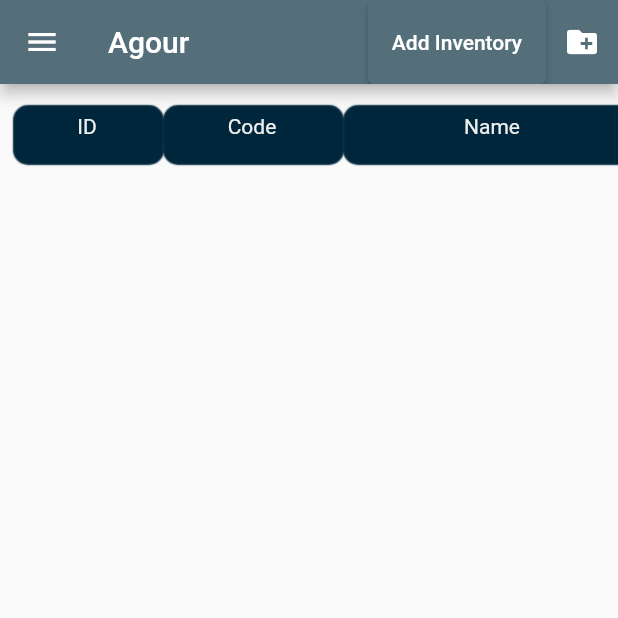
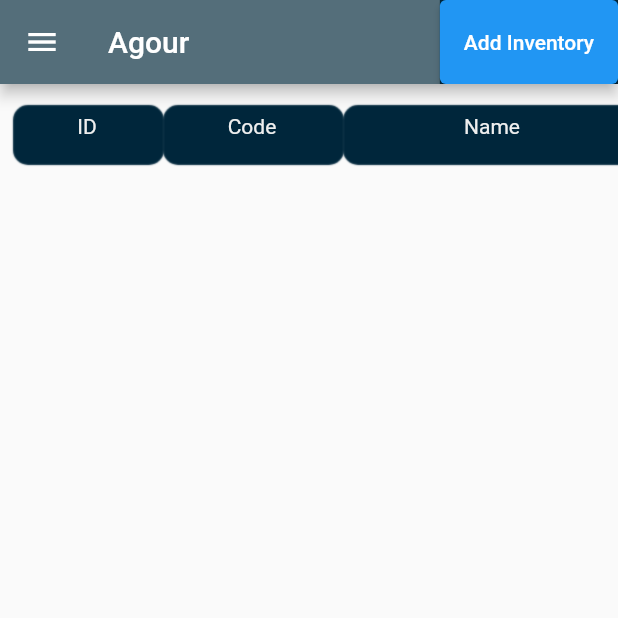
Before and after one commit to hardikjoshi1305/inventory_app, a Flutter app: the Inventory screen opened directly, on a phone screen of 412 x 824 dp, the top half of it. Run offline on Flutter 3.47's test engine with Material 2 defaults, Android fonts, the phone set to English and light mode, and no system bars; our stand-ins replace file_picker, fluttertoast, get, internet_connection_checker, permission_handler, shared_preferences and 1 more; accounts and stored records are empty; network calls fail.

Commit message:
inventory update

```diff
--- a/lib/Component/UserListWidget.dart
+++ b/lib/Component/UserListWidget.dart
@@ -10,8 +10,7 @@ class UserListWidget extends StatelessWidget {
 
   @override
   Widget build(BuildContext context) {
-    return Container(
-      child: Row(
+    return Row(
         children: [
           Container(
             width: 100,
@@ -138,8 +137,7 @@ class UserListWidget extends StatelessWidget {
             ),
           ),
         ],
-      ),
-    );
+      );
     // Card(
     //   elevation: 7,
     //   margin: EdgeInsets.only(top: 16, left: 16, right: 16),
--- /dev/null
+++ b/lib/Model/AddInventoryResponse.dart
@@ -0,0 +1,89 @@
+// To parse this JSON data, do
+//
+//     final addInventorylResponse = addInventorylResponseFromJson(jsonString);
+
+import 'dart:convert';
+
+AddInventorylResponse addInventorylResponseFromJson(String str) => AddInventorylResponse.fromJson(json.decode(str));
+
+String addInventorylResponseToJson(AddInventorylResponse data) => json.encode(data.toJson());
+
+class AddInventorylResponse {
+  AddInventorylResponse({
+    this.data,
+    this.succes,
+    this.message,
+  });
+
+  Data data;
+  bool succes;
+  String message;
+
+  factory AddInventorylResponse.fromJson(Map<String, dynamic> json) => AddInventorylResponse(
+    data: Data.fromJson(json["data"]),
+    succes: json["succes"],
+    message: json["message"],
+  );
+
+  Map<String, dynamic> toJson() => {
+    "data": data.toJson(),
+    "succes": succes,
+    "message": message,
+  };
+}
+
+class Data {
+  Data({
+    this.code,
+    this.name,
+    this.serialNo,
+    this.pxNo,
+    this.machine,
+    this.location,
+    this.remark,
+    this.statusId,
+    this.updatedAt,
+    this.createdAt,
+    this.id,
+  });
+
+  String code;
+  String name;
+  String serialNo;
+  String pxNo;
+  String machine;
+  String location;
+  String remark;
+  String statusId;
+  DateTime updatedAt;
+  DateTime createdAt;
+  int id;
+
+  factory Data.fromJson(Map<String, dynamic> json) => Data(
+    code: json["code"],
+    name: json["name"],
+    serialNo: json["serial_no"],
+    pxNo: json["px_no"],
+    machine: json["machine"],
+    location: json["location"],
+    remark: json["remark"],
+    statusId: json["status_id"],
+    updatedAt: DateTime.parse(json["updated_at"]),
+    createdAt: DateTime.parse(json["created_at"]),
+    id: json["id"],
+  );
+
+  Map<String, dynamic> toJson() => {
+    "code": code,
+    "name": name,
+    "serial_no": serialNo,
+    "px_no": pxNo,
+    "machine": machine,
+    "location": location,
+    "remark": remark,
+    "status_id": statusId,
+    "updated_at": updatedAt.toIso8601String(),
+    "created_at": createdAt.toIso8601String(),
+    "id": id,
+  };
+}
--- a/lib/Network/RequestCall.dart
+++ b/lib/Network/RequestCall.dart
@@ -15,9 +15,12 @@ import 'package:inventory_management/Utility/CONSTANT.dart';
 import 'package:inventory_management/Utility/SharedPreferenceHelper.dart';
 import 'package:inventory_management/Views/Users/CreateUser.dart';
 
+import '../Model/AddInventoryResponse.dart';
+
 class RequestCall {
   static var client = http.Client();
-  static var BASEURL = "http://192.168.0.8/inventorymanagement/api/";
+  // static var BASEURL = "http://192.168.0.8/inventorymanagement/api/";
+  static var BASEURL = "http://pankrutiinfotech.com/inventory_app/api/";
   static var apiKey = "a92f28e11a27e8e5938a2020be68ba9c";
   static var authHeader;
 
@@ -132,6 +135,64 @@ class RequestCall {
 //     }
   }
 
+  static Future createInventory(
+      {String code,
+        String name,
+        String serial_no,
+        String px_no,
+        String machine,
+        String location,
+        String remark}) async {
+    final headers = authHeader;
+    final body = jsonEncode({
+      "code":code,
+      "name":name,
+      "serial_no":serial_no,
+      "px_no":px_no,
+      "machine":machine,
+      "location":location,
+      "remark":remark,
+      "status_id":"1"
+    });
+
+    var response =
+    await client.post(BASEURL + 'createinventory', headers: headers, body: body);
+    if (response.statusCode == 200) {
+      var json = response.body;
+      var castsResp = addInventorylResponseFromJson(json);
+      return castsResp;
+    } else {
+      return null;
+    }
+    // http.MultipartFile f1 = http.MultipartFile.fromString("code", code);
+    // http.MultipartFile f2 = http.MultipartFile.fromString("name", name);
+    // http.MultipartFile f3 =
+    // http.MultipartFile.fromString("serial_no", serial_no);
+    // http.MultipartFile f4 = http.MultipartFile.fromString("px_no", px_no);
+    // http.MultipartFile f5 = http.MultipartFile.fromString("machine", machine);
+    // http.MultipartFile f6 = http.MultipartFile.fromString("location", location);
+    // http.MultipartFile f7 =
+    // http.MultipartFile.fromString("remark", remark);
+    // http.MultipartFile f8 = http.MultipartFile.fromString("photo", photo);
+
+
+
+    // http.Response.fromStream(response).then((value) {
+    //
+    // });
+
+//     // var responseString = await response.stream.bytesToString();
+// // print("respnse"+responseString);
+//     if (response.statusCode == 200) {
+//       // print("respnse" + responseString);
+//
+//       });
+//     } else {
+//       return null;
+//     }
+  }
+
+
   static Future<List<user.Datum>> fetchuserlist() async {
     var response = await client.get(BASEURL + 'userlist', headers: authHeader);
     if (response.statusCode == 200) {
--- a/lib/Views/Inventory/Inventory.dart
+++ b/lib/Views/Inventory/Inventory.dart
@@ -31,17 +31,27 @@ class _InventoryState extends State<Inventory> {
         appBar: AppBar(
           backgroundColor: Colors.blueGrey[600],
           actions: <Widget>[
-            ElevatedButton(
+            Container(
+              decoration: BoxDecoration(
+                  color: AppColors.darkBlue
+              ),
+              child:ElevatedButton(
+                style:  ElevatedButton.styleFrom(
+                  primary: Colors.blue,
+                ),
                 onPressed: () {
                   Get.to(() => CreateInventory());
                 },
-                child: Text("Add Inventory")),
-            IconButton(
-              icon: Icon(Icons.create_new_folder),
-              onPressed: () {
-                Get.to(() => CreateInventory());
-              },
-            )
+                child: Text("Add Inventory",
+                    style: TextStyle(color: Colors.white
+                    )),),
+            ),
+            // IconButton(
+            //   icon: Icon(Icons.create_new_folder),
+            //   onPressed: () {
+            //     Get.to(() => CreateInventory());
+            //   },
+            // )
           ],
           title: Text('Agour'),
         ),
@@ -327,6 +337,28 @@ class _InventoryState extends State<Inventory> {
                               color: AppColors.offWhite),
                         ),
                       ),
+                      Container(
+                        width: 130,
+                        alignment: AlignmentDirectional.center,
+                        decoration: new BoxDecoration(
+                          borderRadius:
+                          new BorderRadius.all(const Radius.circular(10.0)),
+                          boxShadow: <BoxShadow>[
+                            BoxShadow(
+                              color: AppColors.darkBlue,
+                              offset: Offset(1.0, 6.0),
+                              blurRadius: 0.001,
+                            ),
+                          ],
+                        ),
+                        padding: const EdgeInsets.all(12.0),
+                        child: Text(
+                          "Action",
+                          style: TextStyle(
+                              fontWeight: FontWeight.w400,
+                              color: AppColors.offWhite),
+                        ),
+                      ),
                     ],
                   ),
                   Obx(() {
```
Also changed, not shown: lib/Component/InventoryListWidget.dart (+39 -0 lines), lib/Controller/InventoryController.dart (+14 -16 lines), lib/Views/Inventory/CreateInventory.dart (+31 -6 lines), lib/Views/Users/Userlist.dart (+29 -9 lines).
